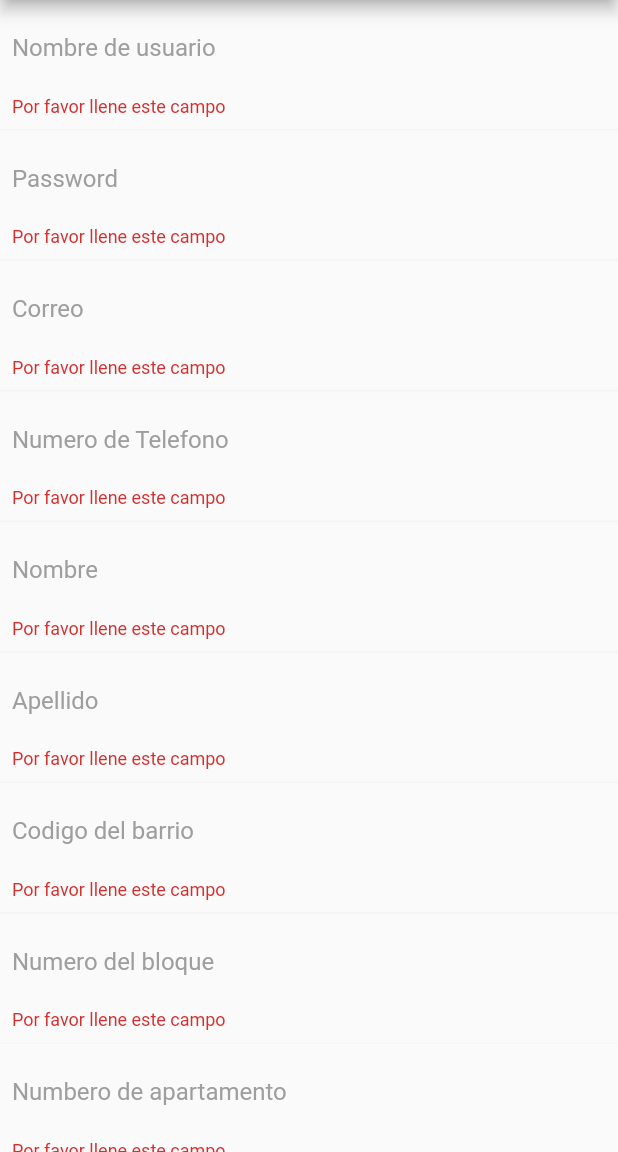
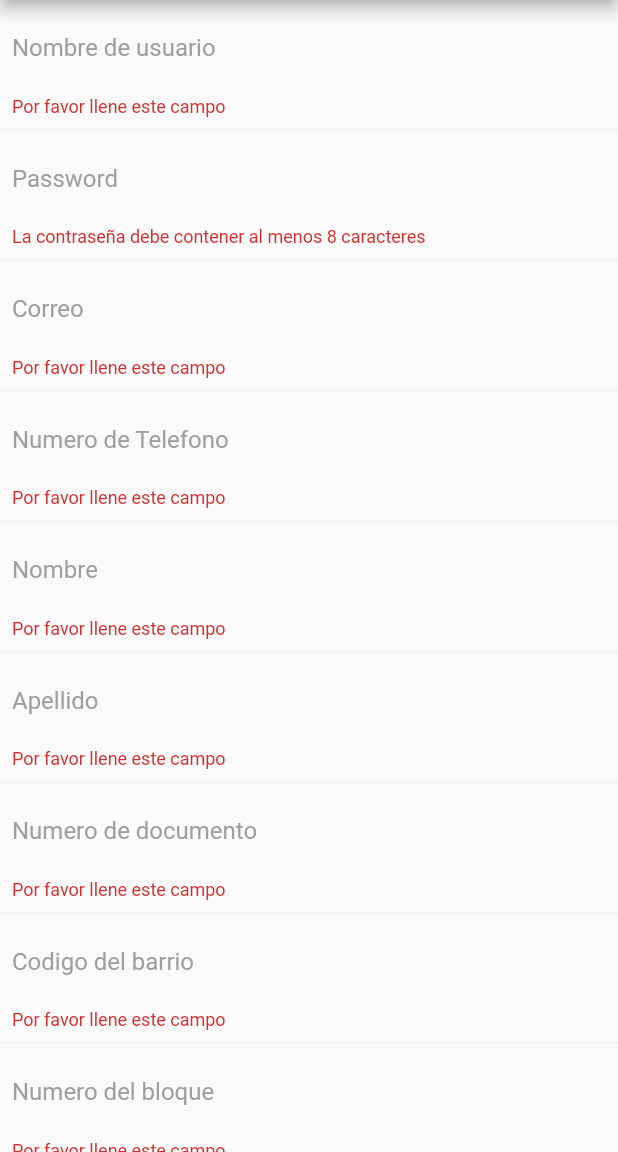
Before and after one commit to Josedav9/Flutter-Parking, a Flutter app: the RegisterPage screen opened by its route, after a tap on "Registrarse", on a phone screen of 412 x 824 dp, the part 84-1236 px from its top. Run offline on Flutter 3.47's test engine with Material 2 defaults, Android fonts, the phone set to English and light mode, and no system bars; our stand-ins replace webview_flutter; missing offline and left inert: rounded_floating_app_bar.

Commit message:
[ADD]: finishing part one

```diff
--- a/lib/contants.dart
+++ b/lib/contants.dart
@@ -7,6 +7,7 @@ final USERS = '/user';
 final PARKINGSPACES = '/parkingspace';
 final PLATE = '/plate';
 final POSITIONS = '/positions';
+final BESTPOINTS = '/bestpoints';
 
 //Complete request url
 
@@ -17,3 +18,4 @@ final REQUEST_USERS = REQUEST_URL + USERS;
 final REQUEST_PARKINGSPACES = REQUEST_URL + PARKINGSPACES;
 final REQUEST_VEHICLE_BY_PLATE = REQUEST_URL + VEHICLES + PLATE;
 final REQUEST_POSITION_UPDATE = REQUEST_URL + PARKINGSPACES + POSITIONS;
+final REQUEST_BESTPOINTS_USERS = REQUEST_URL + USERS + BESTPOINTS;
--- a/lib/pages/register.dart
+++ b/lib/pages/register.dart
@@ -16,11 +16,19 @@ class RegisterPage extends StatelessWidget {
   final _code = TextEditingController();
   final _blockNumber = TextEditingController();
   final _homeNumber = TextEditingController();
+  final _documentId = TextEditingController();
   final _formKey = GlobalKey<FormState>();
 
   String _simpleValidation(value) {
     if (value.isEmpty) {
       return 'Por favor llene este campo';
+    }
+    return null;
+  }
+
+  String _characterValidation(String value) {
+    if(value.length <= 8){
+      return 'La contraseña debe contener al menos 8 caracteres';
     }
     return null;
   }
@@ -39,6 +47,7 @@ class RegisterPage extends StatelessWidget {
         'lastName': this._lastName.text,
         'blockNumber': this._blockNumber.text,
         'homeNumber': this._homeNumber.text,
+        'documentId': this._documentId.text,
         'enabled': true
       };
       try {
@@ -57,6 +66,7 @@ class RegisterPage extends StatelessWidget {
           this._lastName.clear();
           this._blockNumber.clear();
           this._homeNumber.clear();
+          this._documentId.clear();
           Navigator.pop(context);
         }
       } catch (e) {
@@ -105,7 +115,7 @@ class RegisterPage extends StatelessWidget {
                       ),
                       obscureText: true,
                       controller: _password,
-                      validator: _simpleValidation,
+                      validator: _characterValidation,
                     ),
                   ),
                   Container(
@@ -178,6 +188,21 @@ class RegisterPage extends StatelessWidget {
                     child: TextFormField(
                       decoration: InputDecoration(
                         border: InputBorder.none,
+                        hintText: "Numero de documento",
+                        hintStyle: TextStyle(color: Colors.grey),
+                      ),
+                      controller: _documentId,
+                      validator: _simpleValidation,
+                    ),
+                  ),
+                  Container(
+                    padding: EdgeInsets.all(8.0),
+                    decoration: BoxDecoration(
+                        border: Border(
+                            bottom: BorderSide(color: Colors.grey[100]))),
+                    child: TextFormField(
+                      decoration: InputDecoration(
+                        border: InputBorder.none,
                         hintText: "Codigo del barrio",
                         hintStyle: TextStyle(color: Colors.grey),
                       ),
--- a/lib/shared/drawer_navigation.dart
+++ b/lib/shared/drawer_navigation.dart
@@ -9,7 +9,8 @@ class DrawerNavigation extends StatelessWidget {
     'ROLE_ADMINISTRATION_ACCESS': [
       ['Listar Usuarios', 'admin-home'],
       ['Parqueaderos', 'admin-edit'],
-      ['Web View', 'web-view']
+      ['Web View', 'web-view'],
+      ['Ranking', 'ranking']
     ],
     'ROLE_USER_ACCESS': [
       ['Autos', 'home']
```
Also changed, not shown: lib/main.dart (+6 -1 lines), lib/models/User.dart (+39 -3 lines), lib/pages/login.dart (+5 -3 lines), lib/pages/ranking.dart (added, +73 -0 lines), lib/pages/register_admin.dart (+25 -1 lines), lib/provider/api.dart (+20 -6 lines).
